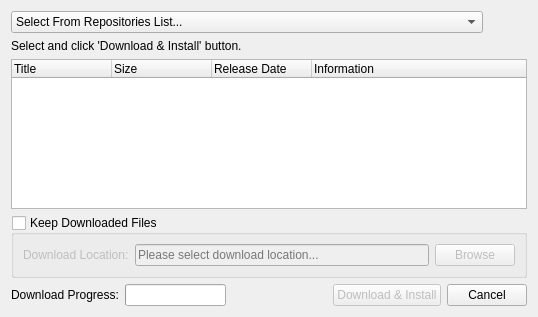
First picture: the form in databaseupdater.ui, repository srazi/Saaghar, before the edit.
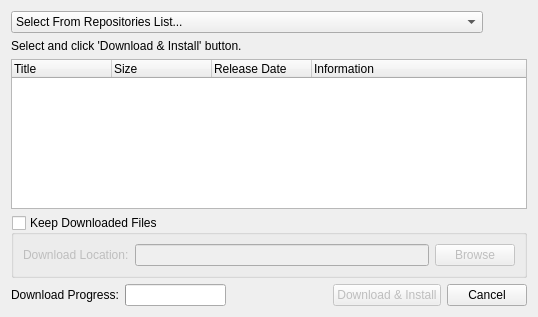
Second picture: the form after the edit. Icons and pictures are not drawn.

```diff
--- a/databaseupdater.ui
+++ b/databaseupdater.ui
@@ -121,11 +121,7 @@
          </widget>
         </item>
         <item>
-         <widget class="QLineEdit" name="lineEditDownloadLocation">
-          <property name="placeholderText">
-           <string>Please select download location...</string>
-          </property>
-         </widget>
+         <widget class="QLineEdit" name="lineEditDownloadLocation"/>
         </item>
         <item>
          <widget class="QPushButton" name="pushButtonBrowse">
```
